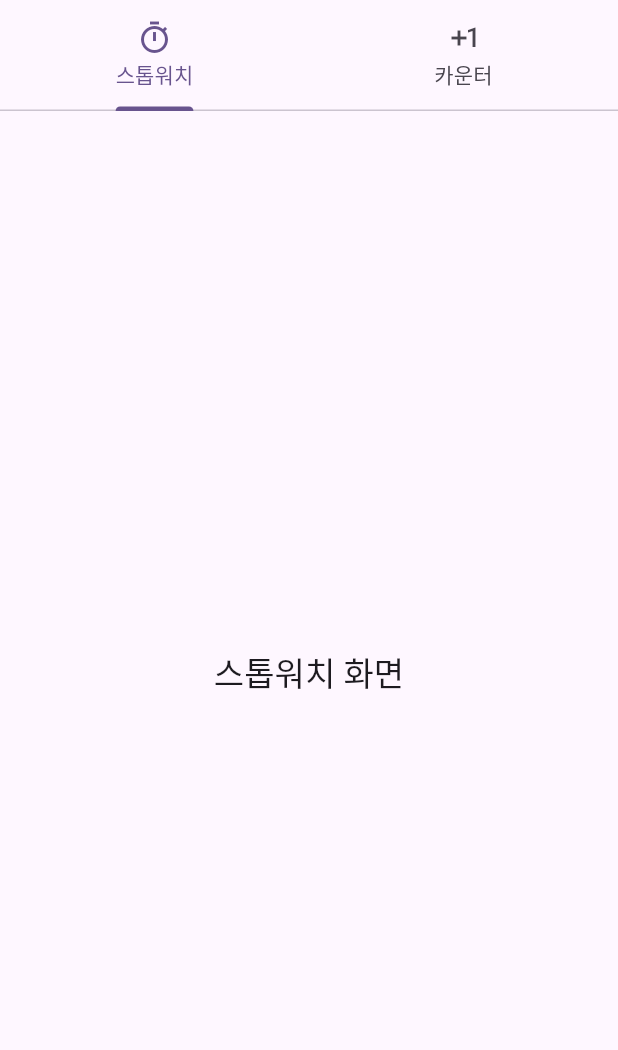
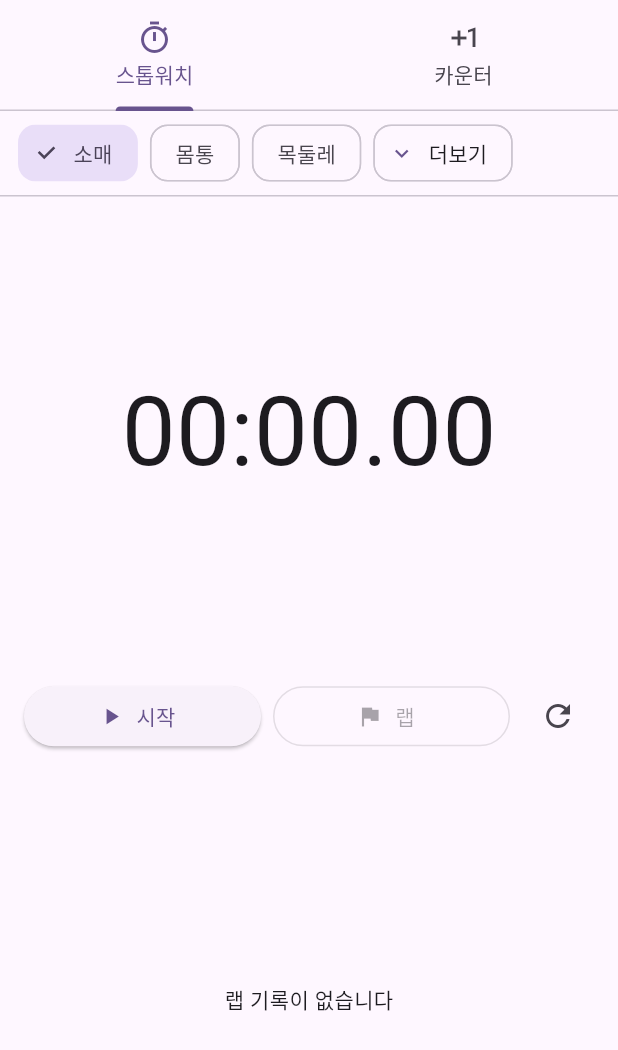
Before and after one commit to eun-day/yarnie, a Flutter app: the ProjectDetailTabs widget shown alone on an empty page, opened directly, on a phone screen of 412 x 824 dp. Shown: the top 1050 px of the screen. Run offline on Flutter 3.47's test engine with Material 3 defaults, Android fonts, the phone set to English and light mode, and no system bars; our stand-ins replace drift, shared_preferences, stop_watch_timer; accounts and stored records are empty; generated files the repository leaves out were written again.

Commit message:
프로젝트 상세 - stopwatch 패널
실제 stopwatch 패널을 넣음
stopwatch 세션에 라벨을 붙여 작업을 분류해 파악할 수 있도록 초기 디자인

```diff
--- a/lib/project_detail_screen.dart
+++ b/lib/project_detail_screen.dart
@@ -3,6 +3,7 @@ import 'package:flutter/cupertino.dart';
 import 'package:flutter/material.dart';
 import 'package:yarnie/db/app_db.dart';
 import 'package:yarnie/db/di.dart';
+import 'package:yarnie/stopwatch_panel.dart';
 import 'package:yarnie/widget/project_info_section.dart';
 
 class ProjectDetailScreen extends StatelessWidget {
@@ -15,7 +16,6 @@ String _fmt(DateTime dt) =>
 
   @override
   Widget build(BuildContext context) {
-
     // Drift 스트림으로 단건 구독 (없으면 아래 주석 참고)
     final stream = appDb.watchProject(projectId);
 
@@ -28,9 +28,7 @@ String _fmt(DateTime dt) =>
           );
         }
         if (!snap.hasData) {
-              return const Scaffold(
-                body: Center(child: Text('프로젝트를 찾을 수 없어요.')),
-              );
+          return const Scaffold(body: Center(child: Text('프로젝트를 찾을 수 없어요.')));
         }
 
         final project = snap.data!;
@@ -50,7 +48,10 @@ String _fmt(DateTime dt) =>
                     _kv('바늘 종류', project.needleType ?? '-'),
                     _kv('바늘 호수', project.needleSize ?? '-'),
                     _kv('Lot No.', project.lotNumber ?? '-'),
-                        _kv('메모', project.memo?.isNotEmpty == true ? project.memo! : '-'),
+                    _kv(
+                      '메모',
+                      project.memo?.isNotEmpty == true ? project.memo! : '-',
+                    ),
                     const Divider(height: 24),
                     _kv('생성일', _fmt(created)),
                     _kv('수정일', updated != null ? _fmt(updated) : '-'),
@@ -62,7 +63,7 @@ String _fmt(DateTime dt) =>
             ],
           ),
         );
-          }
+      },
     );
   }
 
@@ -107,8 +108,14 @@ class _ProjectDetailTabsState extends State<ProjectDetailTabs> {
             padding: const EdgeInsets.symmetric(horizontal: 16),
             child: CupertinoSegmentedControl<int>(
               children: const {
-                0: Padding(padding: EdgeInsets.symmetric(vertical: 8), child: Text('스톱워치')),
-                1: Padding(padding: EdgeInsets.symmetric(vertical: 8), child: Text('카운터')),
+                0: Padding(
+                  padding: EdgeInsets.symmetric(vertical: 8),
+                  child: Text('스톱워치'),
+                ),
+                1: Padding(
+                  padding: EdgeInsets.symmetric(vertical: 8),
+                  child: Text('카운터'),
+                ),
               },
               groupValue: _cupertinoIndex,
               onValueChanged: (v) => setState(() => _cupertinoIndex = v),
@@ -116,11 +123,12 @@ class _ProjectDetailTabsState extends State<ProjectDetailTabs> {
           ),
           const SizedBox(height: 12),
           Expanded(
-            child: AnimatedSwitcher(
-              duration: const Duration(milliseconds: 200),
-              child: _cupertinoIndex == 0
-                  ? const _StopwatchView(key: ValueKey('stopwatch'))
-                  : const _CounterView(key: ValueKey('counter')),
+            child: IndexedStack(
+              index: _cupertinoIndex,
+              children: const [
+                  StopwatchPanel(key: ValueKey('stopwatch')),
+                  _CounterView(key: ValueKey('counter')),
+              ],
           ),
           ),
         ],
@@ -141,29 +149,12 @@ class _ProjectDetailTabsState extends State<ProjectDetailTabs> {
           Expanded(
             child: TabBarView(
               children: [
-                _StopwatchView(),
+                StopwatchPanel(),
                 _CounterView(),
               ],
             ),
           ),
         ],
-      ),
-    );
-  }
-}
-
-/// --- 아래는 임시 화면(나중에 실제 기능로 대체) ---
-
-class _StopwatchView extends StatelessWidget {
-  const _StopwatchView({super.key});
-
-  @override
-  Widget build(BuildContext context) {
-    // TODO: 실제 스톱워치 UI로 교체
-    return Center(
-      child: Text(
-        '스톱워치 화면',
-        style: Theme.of(context).textTheme.titleLarge,
       ),
     );
   }
--- /dev/null
+++ b/lib/stopwatch_panel.dart
@@ -0,0 +1,516 @@
+import 'dart:io' show Platform;
+import 'dart:async';
+import 'package:flutter/cupertino.dart';
+import 'package:flutter/material.dart';
+
+/// 스톱워치 패널(Scaffold 없음) — 화면 어디든 끼워 넣기용
+class StopwatchPanel extends StatefulWidget {
+  final List<String> initialLabels;
+  const StopwatchPanel({
+    super.key,
+    this.initialLabels = const ['소매', '몸통', '목둘레'],
+  });
+  @override
+  State<StopwatchPanel> createState() => _StopwatchPanelState();
+}
+
+class _StopwatchPanelState extends State<StopwatchPanel>
+    with AutomaticKeepAliveClientMixin {
+  @override
+  bool get wantKeepAlive => true;
+  // 라벨
+  late List<String> labels = [...widget.initialLabels];
+  String? currentLabel = null; // null => 미분류
+
+  // 타이머
+  final Stopwatch _sw = Stopwatch();
+  Timer? _ticker;
+  Duration _elapsed = Duration.zero;
+
+  // 랩
+  final List<_Lap> _laps = [];
+  Duration _lastLapAt = Duration.zero;
+
+  @override
+  void initState() {
+    super.initState();
+    if (labels.isNotEmpty) currentLabel = labels.first;
+  }
+
+  @override
+  void dispose() {
+    _ticker?.cancel();
+    super.dispose();
+  }
+
+  void _start() {
+    if (_sw.isRunning) return;
+    _sw.start();
+    _ticker = Timer.periodic(
+      const Duration(milliseconds: 100),
+      (_) => setState(() => _elapsed = _sw.elapsed),
+    );
+  }
+
+  void _pause() {
+    if (!_sw.isRunning) return;
+    _sw.stop();
+    _ticker?.cancel();
+    setState(() => _elapsed = _sw.elapsed);
+  }
+
+  void _resetSession() {
+    _sw.reset();
+    _ticker?.cancel();
+    setState(() {
+      _elapsed = Duration.zero;
+      _laps.clear();
+      _lastLapAt = Duration.zero;
+    });
+  }
+
+  void _lap() {
+    final now = _sw.elapsed;
+    final segment = now - _lastLapAt;
+    _laps.insert(
+      0,
+      _Lap(
+        index: _laps.length + 1,
+        timeFromStart: now,
+        segment: segment,
+        label: currentLabel ?? '미분류',
+      ),
+    );
+    _lastLapAt = now;
+    setState(() {});
+  }
+
+  String _fmt(Duration d) {
+    final h = d.inHours;
+    final m = d.inMinutes.remainder(60).toString().padLeft(2, '0');
+    final s = d.inSeconds.remainder(60).toString().padLeft(2, '0');
+    final cs = (d.inMilliseconds.remainder(1000) / 10)
+        .floor()
+        .toString()
+        .padLeft(2, '0');
+    return h > 0 ? '$h:$m:$s' : '$m:$s.$cs';
+  }
+
+  Future<void> _openLabelPicker() async {
+    await showModalBottomSheet(
+      context: context,
+      isScrollControlled: true,
+      builder: (ctx) {
+        final mq = MediaQuery.of(ctx);
+        final bottomPad = mq.viewInsets.bottom + mq.viewPadding.bottom;
+
+        return SafeArea(
+          top: true,
+          left: true,
+          right: true,
+          bottom: false,
+          child: Padding(
+            padding: EdgeInsets.fromLTRB(16, 16, 16, 16 + bottomPad),
+            child: Column(
+              mainAxisSize: MainAxisSize.min,
+              crossAxisAlignment: CrossAxisAlignment.start,
+              children: [
+                Row(
+                  children: [
+                    const Text(
+                      '라벨 선택',
+                      style: TextStyle(
+                        fontSize: 18,
+                        fontWeight: FontWeight.bold,
+                      ),
+                    ),
+                    const Spacer(),
+                    IconButton(
+                      tooltip: '라벨 관리',
+                      onPressed: () async {
+                        final updated = await _openLabelManager(ctx, labels);
+                        if (updated != null) {
+                          setState(() => labels = updated);
+                          if (currentLabel != null &&
+                              !labels.contains(currentLabel)) {
+                            currentLabel = labels.isNotEmpty
+                                ? labels.first
+                                : null;
+                          }
+                        }
+                      },
+                      icon: const Icon(Icons.edit),
+                    ),
+                  ],
+                ),
+                const SizedBox(height: 8),
+                Wrap(
+                  spacing: 8,
+                  runSpacing: 8,
+                  children: [
+                    for (final l in labels)
+                      ChoiceChip(
+                        label: Text(l),
+                        selected: currentLabel == l,
+                        onSelected: (_) {
+                          setState(() => currentLabel = l);
+                          Navigator.pop(ctx);
+                        },
+                      ),
+                    ChoiceChip(
+                      label: const Text('미분류'),
+                      selected: currentLabel == null,
+                      onSelected: (_) {
+                        setState(() => currentLabel = null);
+                        Navigator.pop(ctx);
+                      },
+                    ),
+                  ],
+                ),
+              ],
+            ),
+          ),
+        );
+      },
+    );
+  }
+
+  Future<List<String>?> _openLabelManager(
+    BuildContext ctx,
+    List<String> initial,
+  ) async {
+    final temp = [...initial];
+    final controller = TextEditingController();
+    return showModalBottomSheet<List<String>>(
+      context: ctx,
+      isScrollControlled: true,
+      builder: (ctx2) {
+        final mq = MediaQuery.of(ctx2);
+        final bottomPad = mq.viewInsets.bottom + mq.viewPadding.bottom;
+
+        return SafeArea(
+          top: true,
+          left: true,
+          right: true,
+          bottom: false,
+          child: Padding(
+            padding: EdgeInsets.fromLTRB(16, 16, 16, 16 + bottomPad),
+            child: StatefulBuilder(
+              builder: (_, setSB) => Column(
+                mainAxisSize: MainAxisSize.min,
+                children: [
+                  const Align(
+                    alignment: Alignment.centerLeft,
+                    child: Text(
+                      '라벨 관리',
+                      style: TextStyle(
+                        fontSize: 18,
+                        fontWeight: FontWeight.bold,
+                      ),
+                    ),
+                  ),
+                  const SizedBox(height: 8),
+                  Wrap(
+                    spacing: 8,
+                    runSpacing: 8,
+                    children: [
+                      for (final l in temp)
+                        Chip(
+                          label: Text(l),
+                          onDeleted: () => setSB(() => temp.remove(l)),
+                        ),
+                    ],
+                  ),
+                  const SizedBox(height: 12),
+                  Row(
+                    children: [
+                      Expanded(
+                        child: TextField(
+                          controller: controller,
+                          decoration: const InputDecoration(
+                            hintText: '라벨 추가',
+                            border: OutlineInputBorder(),
+                            isDense: true,
+                          ),
+                          onSubmitted: (v) {
+                            final t = v.trim();
+                            if (t.isNotEmpty && !temp.contains(t))
+                              setSB(() => temp.add(t));
+                            controller.clear();
+                          },
+                        ),
+                      ),
+                      const SizedBox(width: 8),
+                      ElevatedButton(
+                        onPressed: () {
+                          final t = controller.text.trim();
+                          if (t.isNotEmpty && !temp.contains(t))
+                            setSB(() => temp.add(t));
+                          controller.clear();
+                        },
+                        child: const Text('추가'),
+                      ),
+                    ],
+                  ),
+                  const SizedBox(height: 12),
+                  Row(
+                    children: [
+                      OutlinedButton(
+                        onPressed: () => Navigator.pop(ctx2, null),
+                        child: const Text('취소'),
+                      ),
+                      const Spacer(),
+                      ElevatedButton(
+                        onPressed: () => Navigator.pop(ctx2, temp),
+                        child: const Text('저장'),
+                      ),
+                    ],
+                  ),
+                ],
+              ),
+            ),
+          ),
+        );
+      },
+    );
+  }
+
+  @override
+  Widget build(BuildContext context) {
+    const chipHeight = 40.0;
+    return Column(
+      children: [
+        // // 라벨: 가로 스크롤 + 더보기
+        // SizedBox(
+        //   height: chipHeight + 16,
+        //   child: Row(
+        //     children: [
+        //       Expanded(
+        //         child: ListView.separated(
+        //           padding: const EdgeInsets.symmetric(
+        //             horizontal: 12,
+        //             vertical: 8,
+        //           ),
+        //           scrollDirection: Axis.horizontal,
+        //           itemBuilder: (_, i) {
+        //             if (i < labels.length) {
+        //               final l = labels[i];
+        //               return ChoiceChip(
+        //                 label: Text(l),
+        //                 selected: currentLabel == l,
+        //                 onSelected: (_) => setState(() => currentLabel = l),
+        //               );
+        //             } else {
+        //               return ActionChip(
+        //                 label: const Text('더보기'),
+        //                 avatar: const Icon(Icons.expand_more),
+        //                 onPressed: _openLabelPicker,
+        //               );
+        //             }
+        //           },
+        //           separatorBuilder: (_, __) => const SizedBox(width: 8),
+        //           itemCount: labels.length + 1,
+        //         ),
+        //       ),
+        //     ],
+        //   ),
+        // ),
+        buildLabelBar(
+          labels: labels,
+          currentLabel: currentLabel,
+          onChanged: (v) => setState(() => currentLabel = v),
+          onMore: _openLabelPicker,
+          height: chipHeight + 16,
+        ),
+        const Divider(height: 1),
+
+        // 큰 타이머
+        Expanded(
+          child: Center(
+            child: Text(
+              _fmt(_elapsed),
+              style: const TextStyle(
+                fontSize: 64,
+                fontFeatures: [FontFeature.tabularFigures()],
+              ),
+            ),
+          ),
+        ),
+
+        // 컨트롤 버튼
+        Padding(
+          padding: const EdgeInsets.symmetric(horizontal: 16, vertical: 8),
+          child: Row(
+            children: [
+              Expanded(
+                child: ElevatedButton.icon(
+                  icon: Icon(_sw.isRunning ? Icons.pause : Icons.play_arrow),
+                  label: Text(_sw.isRunning ? '일시정지' : '시작'),
+                  onPressed: () =>
+                      setState(() => _sw.isRunning ? _pause() : _start()),
+                ),
+              ),
+              const SizedBox(width: 8),
+              Expanded(
+                child: OutlinedButton.icon(
+                  icon: const Icon(Icons.flag),
+                  label: const Text('랩'),
+                  onPressed: _sw.isRunning ? _lap : null,
+                ),
+              ),
+              const SizedBox(width: 8),
+              IconButton(
+                tooltip: '세션 초기화',
+                onPressed: _resetSession,
+                icon: const Icon(Icons.refresh),
+              ),
+            ],
+          ),
+        ),
+
+        // 랩 리스트
+        Expanded(
+          child: _laps.isEmpty
+              ? const Center(child: Text('랩 기록이 없습니다'))
+              : ListView.separated(
+                  padding: const EdgeInsets.fromLTRB(16, 8, 16, 16),
+                  itemCount: _laps.length,
+                  separatorBuilder: (_, __) => const Divider(height: 1),
+                  itemBuilder: (_, i) {
+                    final lap = _laps[i];
+                    return ListTile(
+                      dense: true,
+                      leading: Text('Lap ${lap.index}'),
+                      title: Text(_fmt(lap.segment)),
+                      subtitle: Text(
+                        '라벨: ${lap.label} • 누적: ${_fmt(lap.timeFromStart)}',
+                      ),
+                    );
+                  },
+                ),
+        ),
+      ],
+    );
+  }
+
+  Widget buildLabelBar({
+    required List<String> labels,
+    required String? currentLabel,
+    required ValueChanged<String?> onChanged,
+    required VoidCallback onMore,
+    double height = 56, // chipHeight + 여백
+  }) {
+    final isIOS = Platform.isIOS;
+
+    return SizedBox(
+      height: height,
+      child: Row(
+        children: [
+          Expanded(
+            child: ListView.separated(
+              padding: const EdgeInsets.symmetric(horizontal: 12, vertical: 8),
+              scrollDirection: Axis.horizontal,
+              itemCount: labels.length + 1,
+              separatorBuilder: (_, __) => const SizedBox(width: 8),
+              itemBuilder: (_, i) {
+                if (i < labels.length) {
+                  final l = labels[i];
+                  final selected = currentLabel == l;
+                  return _buildLabelChip(
+                    label: l,
+                    selected: selected,
+                    onTap: () => onChanged(l),
+                    isIOS: isIOS,
+                  );
+                } else {
+                  return _buildMoreButton(isIOS: isIOS, onTap: onMore);
+                }
+              },
+            ),
+          ),
+        ],
+      ),
+    );
+  }
+
+  Widget _buildLabelChip({
+    required String label,
+    required bool selected,
+    required VoidCallback onTap,
+    required bool isIOS,
+  }) {
+    if (isIOS) {
+      // iOS: 사각에 가까운 얕은 라운드(세그먼트 느낌)
+      return GestureDetector(
+        onTap: onTap,
+        child: Container(
+          padding: const EdgeInsets.symmetric(horizontal: 12, vertical: 6),
+          decoration: BoxDecoration(
+            color: selected
+                ? CupertinoColors.activeBlue
+                : CupertinoColors.systemGrey5,
+            borderRadius: BorderRadius.circular(6),
+          ),
+          child: DefaultTextStyle(
+            style: TextStyle(
+              color: selected ? CupertinoColors.white : CupertinoColors.black,
+              fontSize: 14,
+            ),
+            child: Text(label),
+          ),
+        ),
+      );
+    } else {
+      // Android(Material): 칩 스타일, 약간 둥글게
+      return ChoiceChip(
+        label: Text(label),
+        selected: selected,
+        shape: RoundedRectangleBorder(borderRadius: BorderRadius.circular(12)),
+        onSelected: (_) => onTap(),
+      );
+    }
+  }
+
+  Widget _buildMoreButton({required bool isIOS, required VoidCallback onTap}) {
+    if (isIOS) {
+      return CupertinoButton(
+        padding: const EdgeInsets.symmetric(horizontal: 12, vertical: 6),
+        minSize: 32,
+        color: CupertinoColors.systemGrey5,
+        borderRadius: BorderRadius.circular(6),
+        onPressed: onTap,
+        child: Row(
+          children: const [
+            Text('더보기', style: TextStyle(color: CupertinoColors.black)),
+            SizedBox(width: 4),
+            Icon(
+              CupertinoIcons.chevron_down,
+              size: 16,
+              color: CupertinoColors.black,
+            ),
+          ],
+        ),
+      );
+    } else {
+      return ActionChip(
+        label: const Text('더보기'),
+        avatar: const Icon(Icons.expand_more),
+        onPressed: onTap,
+        shape: RoundedRectangleBorder(borderRadius: BorderRadius.circular(12)),
+      );
+    }
+  }
+}
+
+class _Lap {
+  final int index;
+  final Duration timeFromStart;
+  final Duration segment;
+  final String label;
+  _Lap({
+    required this.index,
+    required this.timeFromStart,
+    required this.segment,
+    required this.label,
+  });
+}
```
Lines whose indentation alone changed are shown as unchanged.
